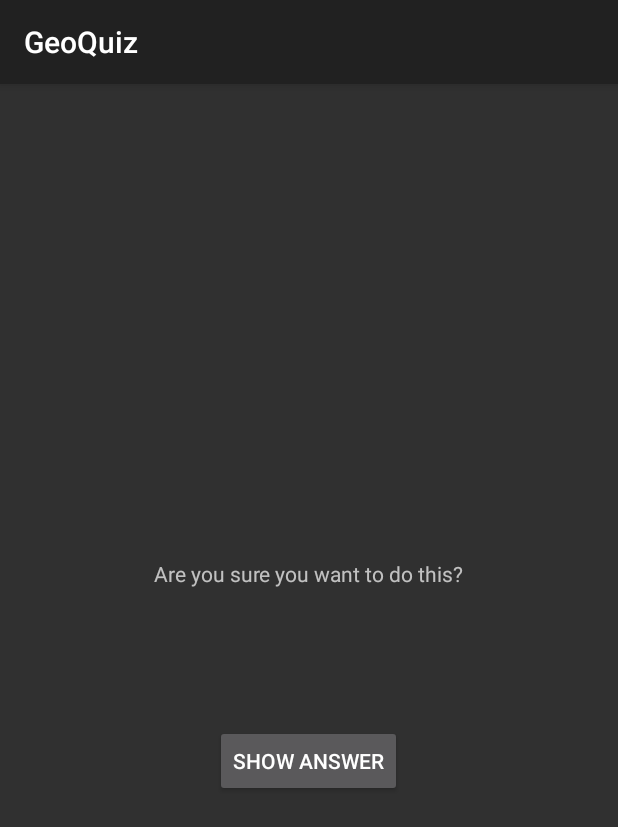
After one commit to clay467MSU/GeoQuiz, an Android app built with Jetpack Compose: the CheatActivity screen opened directly, with no data from a screen before it, on a phone screen of 412 x 824 dp. The commit adds this screen. Shown: the top 827 px of the screen. Run offline under Robolectric (Android 15) with nearby library versions, the phone set to English and light mode, and no system bars.

Commit message:
Save work

```diff
--- a/app/src/main/AndroidManifest.xml
+++ b/app/src/main/AndroidManifest.xml
@@ -12,6 +12,9 @@
         android:supportsRtl="true"
         android:theme="@style/Theme.GeoQuiz"
         tools:targetApi="31">
+        <activity android:name=".CheatActivity"
+            android:theme="@style/Theme.AppCompat"
+            android:exported="false" />
         <activity
             android:name=".MainActivity"
             android:exported="true"
--- /dev/null
+++ b/app/src/main/java/com/gall/msu/geoquiz/CheatActivity.kt
@@ -0,0 +1,46 @@
+package com.gall.msu.geoquiz
+
+import android.app.Activity
+import android.content.Context
+import android.content.Intent
+import android.os.Bundle
+import androidx.appcompat.app.AppCompatActivity
+import com.gall.msu.geoquiz.databinding.ActivityCheatBinding
+
+const val EXTRA_ANSWER_SHOWN = "com.gall.msu.geo quiz.answer_shown"
+private const val EXTRA_ANSWER_IS_TRUE = "com.gall.msu.geo quiz.answer_is_true"
+
+class CheatActivity : AppCompatActivity() {
+    private lateinit var binding: ActivityCheatBinding
+    private var answerIsTrue = false
+
+    override fun onCreate(savedInstanceState: Bundle?) {
+        super.onCreate(savedInstanceState)
+        binding = ActivityCheatBinding.inflate(layoutInflater)
+        setContentView(binding.root)
+        answerIsTrue = intent.getBooleanExtra(EXTRA_ANSWER_IS_TRUE, false)
+        binding.showAnswerButton.setOnClickListener {
+            val answerText = when {
+                answerIsTrue -> R.string.true_button
+                else -> R.string.false_button
+            }
+            binding.answerTextView.setText(answerText)
+            setAnswerShownResult(true)
+        }
+    }
+
+    private fun setAnswerShownResult(isAnswerShown: Boolean){
+        val data = Intent().apply {
+            putExtra(EXTRA_ANSWER_SHOWN, isAnswerShown)
+        }
+        setResult(Activity.RESULT_OK, data)
+    }
+
+    companion object {
+        fun newIntent(packageContext: Context, answerIsTrue:Boolean): Intent {
+            return Intent(packageContext, CheatActivity::class.java).apply {
+                putExtra(EXTRA_ANSWER_IS_TRUE, answerIsTrue)
+            }
+        }
+    }
+}
--- a/app/src/main/java/com/gall/msu/geoquiz/QuizViewModel.kt
+++ b/app/src/main/java/com/gall/msu/geoquiz/QuizViewModel.kt
@@ -6,7 +6,7 @@ import com.gall.msu.geoquiz.ui.theme.Question
 
 private const val TAG = "QuizViewModel"
 const val CURRENT_INDEX_KEY = "CURRENT_INDEX_KEY"
-
+const val IS_CHEATER_KEY = "IS_CHEATER_KEY"
 class QuizViewModel(private val savedStateHandle: SavedStateHandle) : ViewModel() {
     private val questionBank = listOf(
         Question(R.string.question_australia, true, null),
@@ -15,6 +15,10 @@ class QuizViewModel(private val savedStateHandle: SavedStateHandle) : ViewModel(
         Question(R.string.question_mars, true, null),
         Question(R.string.question_morocco, false, null)
     )
+
+    var isCheater: Boolean
+        get() = savedStateHandle.get(IS_CHEATER_KEY) ?: false
+        set(value) = savedStateHandle.set(IS_CHEATER_KEY, value)
 
     private var currentIndex: Int
         get() = savedStateHandle.get(CURRENT_INDEX_KEY) ?: 0
--- /dev/null
+++ b/app/src/main/res/layout/activity_cheat.xml
@@ -0,0 +1,29 @@
+<?xml version="1.0" encoding="utf-8"?>
+<LinearLayout xmlns:android="http://schemas.android.com/apk/res/android"
+    xmlns:app="http://schemas.android.com/apk/res-auto"
+    xmlns:tools="http://schemas.android.com/tools"
+    android:orientation="vertical"
+    android:layout_width="match_parent"
+    android:layout_height="match_parent"
+    android:gravity="center"
+    tools:context=".CheatActivity">
+
+    <TextView
+        android:layout_width="wrap_content"
+        android:layout_height="wrap_content"
+        android:padding="24dp"
+        android:text="@string/warning_text" />
+
+    <TextView
+        android:id="@+id/answerTextView"
+        android:layout_width="wrap_content"
+        android:layout_height="wrap_content"
+        android:padding="24dp"
+        tools:text="Answer" />
+
+    <Button
+        android:id="@+id/show_answer_button"
+        android:layout_width="wrap_content"
+        android:layout_height="wrap_content"
+        android:text="@string/show_answer_button"/>
+</LinearLayout>
```
Also changed, not shown: app/src/main/java/com/gall/msu/geoquiz/MainActivity.kt (+15 -0 lines), app/src/main/res/layout/activity_main.xml (+7 -0 lines).
